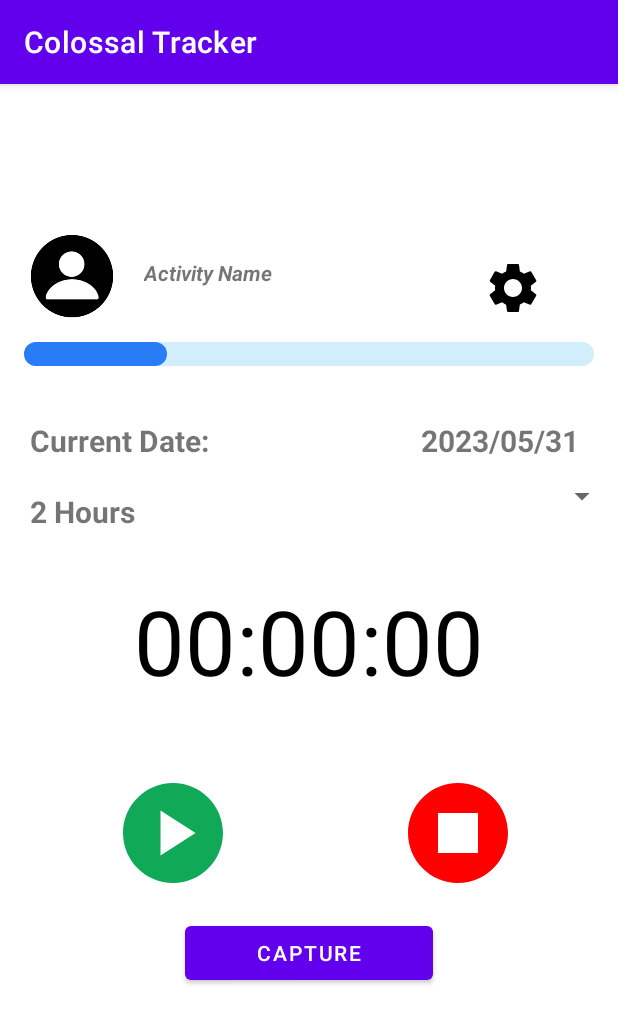
After one commit to GabrielGrobb/opsc7311_part2, an Android app: the CaptureTask screen opened directly, with no data from a screen before it, on a phone screen of 412 x 824 dp. The commit adds this screen. Shown: the top 1024 px of the screen. Run offline under Robolectric (Android 15) with nearby library versions, the phone set to English and light mode, and no system bars.

Commit message:
Created the activity timer page. Added new strings to the resources. Created a custom progress bar.

```diff
--- a/app/src/main/AndroidManifest.xml
+++ b/app/src/main/AndroidManifest.xml
@@ -11,6 +11,9 @@
         android:supportsRtl="true"
         android:theme="@style/Theme.Opsc7311_part2"
         tools:targetApi="31">
+        <activity
+            android:name=".CaptureTask"
+            android:exported="false" />
         <activity
             android:name=".RegisterActivity"
             android:exported="false" />
--- /dev/null
+++ b/app/src/main/java/com/example/opsc7311_part2/CaptureTask.kt
@@ -0,0 +1,11 @@
+package com.example.opsc7311_part2
+
+import androidx.appcompat.app.AppCompatActivity
+import android.os.Bundle
+
+class CaptureTask : AppCompatActivity() {
+    override fun onCreate(savedInstanceState: Bundle?) {
+        super.onCreate(savedInstanceState)
+        setContentView(R.layout.activity_capture_task)
+    }
+}
--- /dev/null
+++ b/app/src/main/res/drawable/baseline_play_circle_24.xml
@@ -0,0 +1,5 @@
+<vector android:height="80dp" android:tint="#0FA958"
+    android:viewportHeight="24" android:viewportWidth="24"
+    android:width="80dp" xmlns:android="http://schemas.android.com/apk/res/android">
+    <path android:fillColor="@android:color/white" android:pathData="M12,2C6.48,2 2,6.48 2,12s4.48,10 10,10s10,-4.48 10,-10S17.52,2 12,2zM9.5,16.5v-9l7,4.5L9.5,16.5z"/>
+</vector>
--- /dev/null
+++ b/app/src/main/res/drawable/baseline_stop_circle_24.xml
@@ -0,0 +1,5 @@
+<vector android:height="80dp" android:tint="#FF0000"
+    android:viewportHeight="24" android:viewportWidth="24"
+    android:width="80dp" xmlns:android="http://schemas.android.com/apk/res/android">
+    <path android:fillColor="@android:color/white" android:pathData="M12,2C6.48,2 2,6.48 2,12c0,5.52 4.48,10 10,10s10,-4.48 10,-10C22,6.48 17.52,2 12,2zM16,16H8V8h8V16z"/>
+</vector>
--- /dev/null
+++ b/app/src/main/res/drawable/custom_progress_bg.xml
@@ -0,0 +1,19 @@
+<?xml version="1.0" encoding="utf-8"?>
+<layer-list xmlns:android="http://schemas.android.com/apk/res/android">
+
+    <item>
+        <shape android:shape="rectangle">
+            <corners android:radius="20dp"/>
+            <solid android:color="#D2EDFC"/>
+        </shape>
+    </item>>
+
+    <item android:id="@+id/progress">
+        <scale android:scaleWidth="100%">
+            <shape android:shape="rectangle">
+                <corners android:radius="20dp"/>
+                <solid android:color="#287CF6"/>
+            </shape>
+        </scale>
+    </item>>
+</layer-list>
--- /dev/null
+++ b/app/src/main/res/layout/activity_capture_task.xml
@@ -0,0 +1,177 @@
+<?xml version="1.0" encoding="utf-8"?>
+<RelativeLayout xmlns:android="http://schemas.android.com/apk/res/android"
+    xmlns:app="http://schemas.android.com/apk/res-auto"
+    xmlns:tools="http://schemas.android.com/tools"
+    android:layout_width="match_parent"
+    android:layout_height="match_parent"
+    tools:context=".CaptureTask">
+
+    <LinearLayout
+        android:layout_width="match_parent"
+        android:layout_height="match_parent"
+        android:orientation="vertical">
+
+        <!--<androidx.appcompat.widget.Toolbar
+            android:id="@+id/nav_toolbar"
+            android:layout_width="match_parent"
+            android:layout_height="wrap_content"
+            android:background="?attr/colorPrimary"
+            android:minHeight="?attr/actionBarSize"
+            android:theme="?attr/actionBarTheme" />-->
+
+        <LinearLayout
+            android:layout_width="match_parent"
+            android:layout_height="wrap_content"
+            android:layout_marginTop="100dp"
+            android:orientation="horizontal">
+
+            <ImageView
+                android:id="@+id/imageView"
+                android:layout_width="73dp"
+                android:layout_height="match_parent"
+                android:layout_weight="1"
+                app:srcCompat="@drawable/default_profile" />
+
+            <TextView
+                android:id="@+id/txtActivityName"
+                android:layout_width="wrap_content"
+                android:layout_height="wrap_content"
+                android:layout_marginTop="16dp"
+                android:layout_toRightOf="@id/imageView"
+                android:layout_weight="4"
+                android:text="Activity Name"
+                android:textStyle="italic|bold" />
+
+            <ImageView
+                android:id="@+id/activitySettingsIcon"
+                android:layout_width="40dp"
+                android:layout_height="40dp"
+                android:layout_marginLeft="50dp"
+                android:layout_marginTop="16dp"
+                android:layout_marginRight="50dp"
+
+                app:srcCompat="@drawable/settings" />
+
+        </LinearLayout>
+
+
+        <ProgressBar
+            android:id="@+id/progressBar"
+            style="?android:attr/progressBarStyleHorizontal"
+            android:layout_width="match_parent"
+            android:layout_height="wrap_content"
+            android:layout_marginTop="16dp"
+            android:layout_marginLeft="16dp"
+            android:layout_marginRight="16dp"
+            android:layout_marginBottom="16dp"
+            android:progressDrawable="@drawable/custom_progress_bg"
+            android:progress="25"/>
+
+        <LinearLayout
+            android:layout_width="match_parent"
+            android:layout_height="wrap_content"
+            android:orientation="horizontal">
+
+            <TextView
+                android:id="@+id/txtvCurrentDate"
+                android:layout_width="wrap_content"
+                android:layout_height="wrap_content"
+                android:layout_weight="1"
+                android:paddingLeft="20dp"
+                android:paddingTop="20dp"
+                android:text="@string/activity_current_date"
+                android:textSize="20dp"
+                android:textStyle="bold" />
+
+            <TextView
+                android:id="@+id/CurrentDate"
+                android:layout_width="29dp"
+                android:layout_height="wrap_content"
+                android:layout_weight="1"
+                android:paddingLeft="20dp"
+                android:paddingTop="20dp"
+                android:text="2023/05/31"
+                android:textSize="20dp"
+                android:textStyle="bold" />
+
+
+        </LinearLayout>
+
+        <LinearLayout
+            android:layout_width="match_parent"
+            android:layout_height="wrap_content"
+            android:orientation="horizontal">
+
+            <TextView
+                android:id="@+id/txtvDuration"
+                android:layout_width="wrap_content"
+                android:layout_height="wrap_content"
+                android:layout_weight="1"
+                android:paddingLeft="20dp"
+                android:paddingTop="20dp"
+                android:text="2 Hours"
+                android:textSize="20dp"
+                android:textStyle="bold" />
+
+            <Spinner
+                android:id="@+id/dropDownTimeFormat"
+                android:layout_width="150dp"
+                android:layout_height="match_parent" />
+
+
+        </LinearLayout>
+
+        <TextView
+            android:id="@+id/txtTimerCounter"
+            android:layout_width="wrap_content"
+            android:layout_height="wrap_content"
+            android:textSize="60dp"
+            android:text="00:00:00"
+            android:textColor="@color/black"
+            android:layout_gravity="center"
+            android:layout_marginTop="32dp"
+            android:layout_marginBottom="32dp"/>
+
+        <LinearLayout
+            android:layout_width="match_parent"
+            android:layout_height="wrap_content"
+            android:orientation="horizontal"
+            android:layout_marginTop="16dp">
+
+            <ImageButton
+                android:id="@+id/btnPlay"
+                android:layout_width="190dp"
+                android:layout_height="80dp"
+                android:layout_gravity="left"
+                android:layout_marginLeft="20dp"
+                android:background="@color/white"
+                app:srcCompat="@drawable/baseline_play_circle_24" />
+
+            <ImageButton
+                android:id="@+id/btnStop"
+                android:layout_width="190dp"
+                android:layout_height="80dp"
+                android:layout_gravity="right"
+                android:layout_marginRight="20dp"
+                android:background="@color/white"
+                app:srcCompat="@drawable/baseline_stop_circle_24" />
+
+
+        </LinearLayout>
+
+
+
+        <Button
+            android:id="@+id/btnCapture"
+            android:layout_width="165dp"
+            android:layout_height="wrap_content"
+            android:layout_gravity="center"
+            android:layout_marginTop="16dp"
+            android:text="Capture" />
+
+
+
+
+    </LinearLayout>
+
+</RelativeLayout>
--- a/app/src/main/res/layout/activity_register.xml
+++ b/app/src/main/res/layout/activity_register.xml
@@ -121,6 +121,7 @@
                 style="@style/Widget.MaterialComponents.TextInputLayout.OutlinedBox.Dense"
                 android:layout_width="178dp"
                 android:layout_height="wrap_content"
+                android:layout_marginRight="16dp"
                 android:layout_marginBottom="15dp"
                 android:textColorHint="@color/black"
                 app:boxBackgroundColor="@color/default_background"
@@ -128,8 +129,7 @@
                 app:boxCornerRadiusBottomStart="20dp"
                 app:boxCornerRadiusTopEnd="20dp"
                 app:boxCornerRadiusTopStart="20dp"
-                app:hintTextColor="@color/black"
-                android:layout_marginRight="16dp">
+                app:hintTextColor="@color/black">
 
                 <com.google.android.material.textfield.TextInputEditText
                     android:id="@+id/txtFirstname"
@@ -150,6 +150,7 @@
                 style="@style/Widget.MaterialComponents.TextInputLayout.OutlinedBox.Dense"
                 android:layout_width="178dp"
                 android:layout_height="wrap_content"
+                android:layout_marginLeft="16dp"
                 android:layout_marginBottom="15dp"
                 android:textColorHint="@color/black"
                 app:boxBackgroundColor="@color/default_background"
@@ -157,8 +158,7 @@
                 app:boxCornerRadiusBottomStart="20dp"
                 app:boxCornerRadiusTopEnd="20dp"
                 app:boxCornerRadiusTopStart="20dp"
-                app:hintTextColor="@color/black"
-                android:layout_marginLeft="16dp">
+                app:hintTextColor="@color/black">
 
                 <com.google.android.material.textfield.TextInputEditText
                     android:id="@+id/txtSurname"
--- a/app/src/main/res/values/strings.xml
+++ b/app/src/main/res/values/strings.xml
@@ -34,4 +34,12 @@
     <string name="category_name">Category Name...</string>
     --Category Page
     <string name="category_header">Category</string>
+    -- Capture Task Page
+    <string name="activity_current_date">Current Date:</string>
+    <string-array name="timeformat_array">
+        <item>Hrs</item>
+        <item>Min</item>
+        <item>Sec</item>
+    </string-array>
+
 </resources>
```
